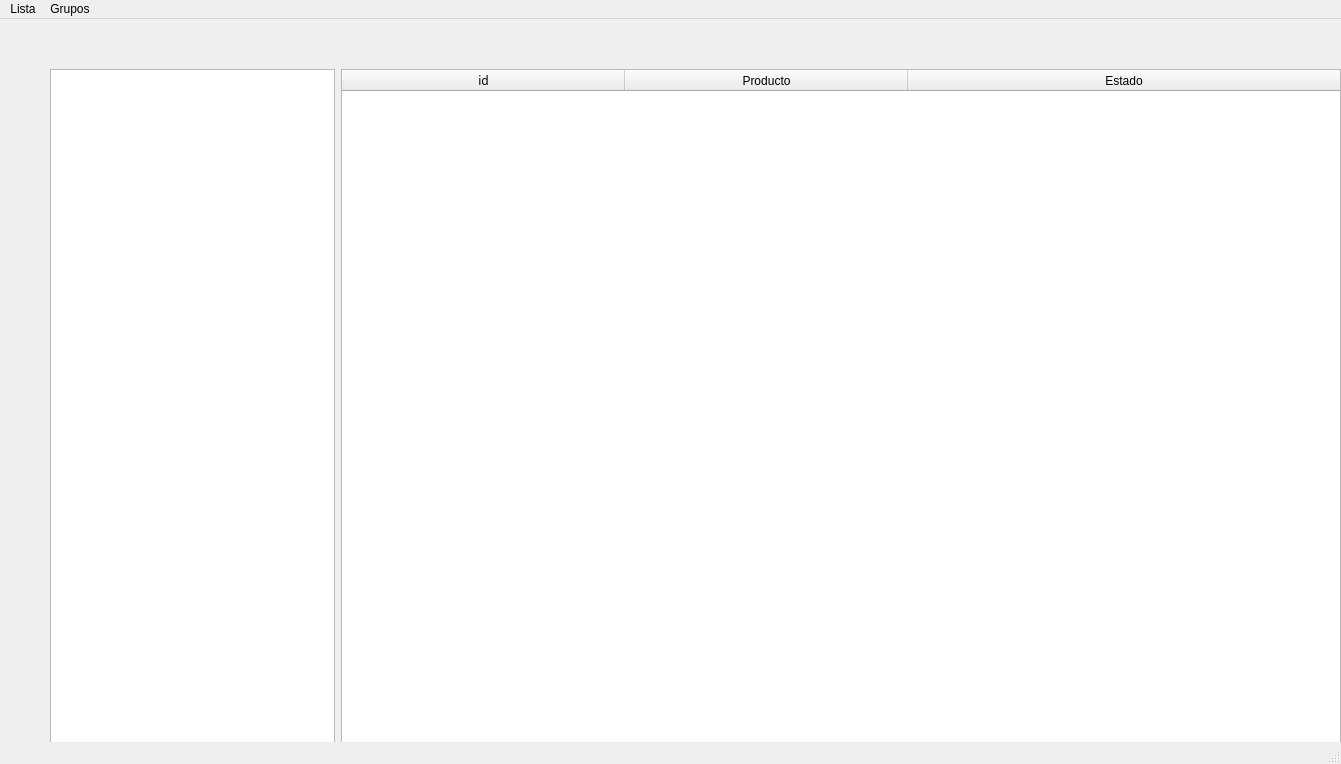
Above: formulario.ui from pacomun/pyqt_compras before the change. Below: the same form after it.
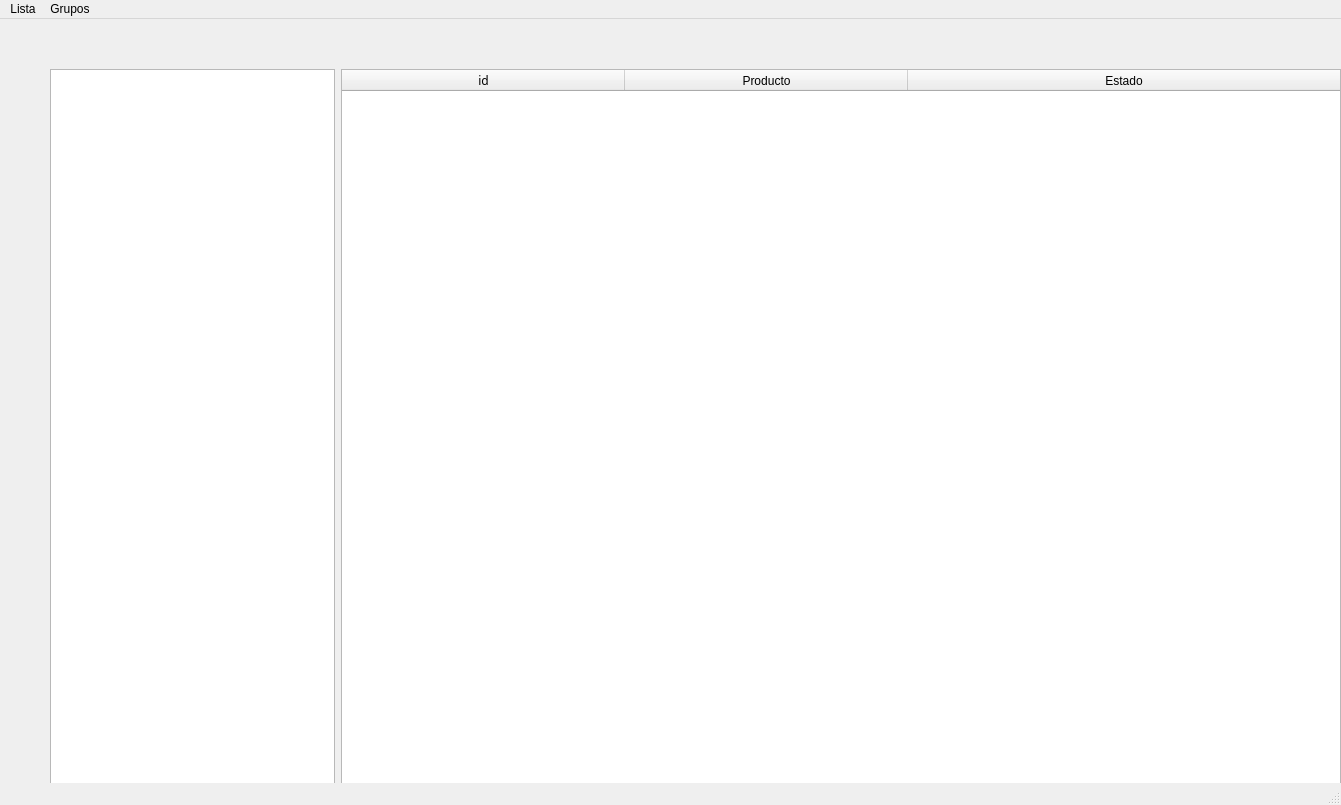
That is the form after the change.

Commit message: Desactivo barra de progresso por violación de segmento.

Diff of the .ui file:
```diff
--- a/formulario.ui
+++ b/formulario.ui
@@ -7,7 +7,7 @@
     <x>0</x>
     <y>0</y>
     <width>1341</width>
-    <height>764</height>
+    <height>805</height>
    </rect>
   </property>
   <property name="windowTitle">
```
The commit also changes 2 other files.
